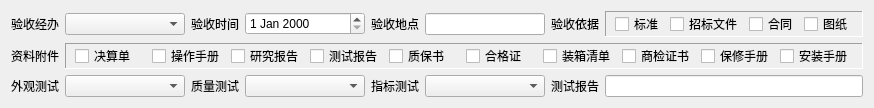
First picture: the form in acceptance_template.ui, repository earlideal/jiandan, before the edit.
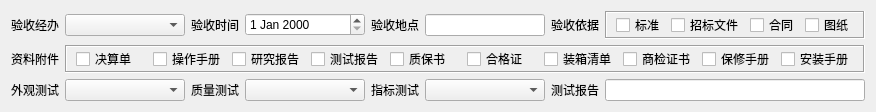
Second picture: the form after the edit.

```diff
--- a/acceptance_template.ui
+++ b/acceptance_template.ui
@@ -175,7 +175,7 @@
         </sizepolicy>
        </property>
        <property name="frameShape">
-        <enum>QFrame::Panel</enum>
+        <enum>QFrame::Box</enum>
        </property>
        <property name="frameShadow">
         <enum>QFrame::Sunken</enum>
@@ -259,7 +259,7 @@
         </sizepolicy>
        </property>
        <property name="frameShape">
-        <enum>QFrame::Panel</enum>
+        <enum>QFrame::Box</enum>
        </property>
        <property name="frameShadow">
         <enum>QFrame::Sunken</enum>
```
